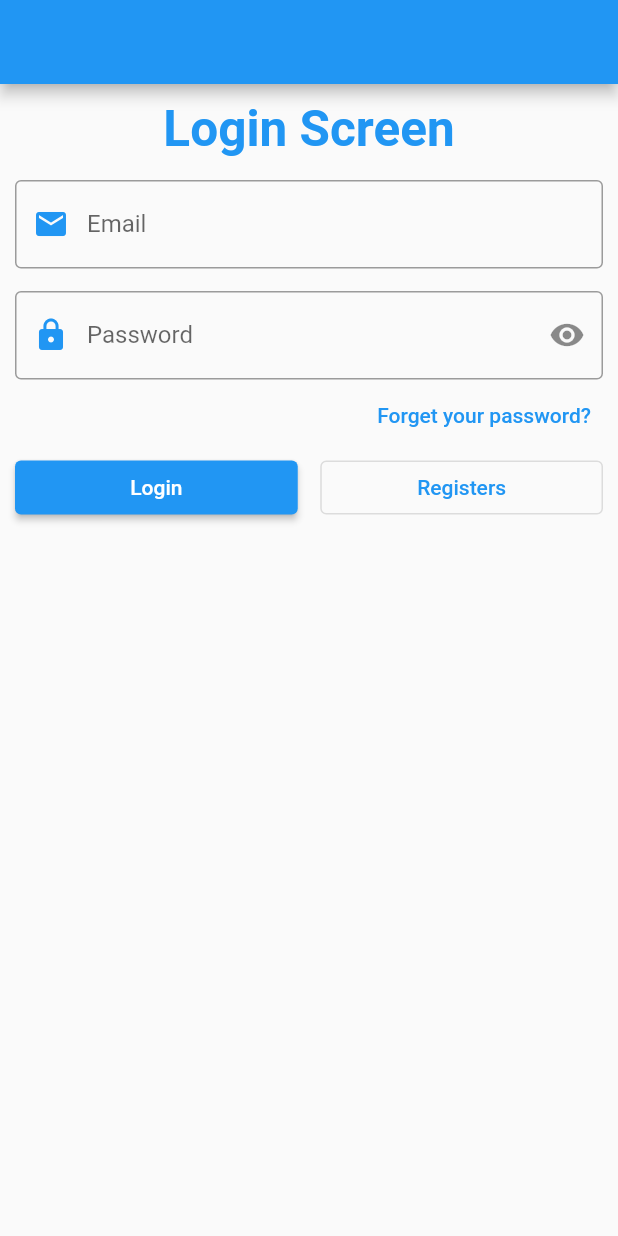
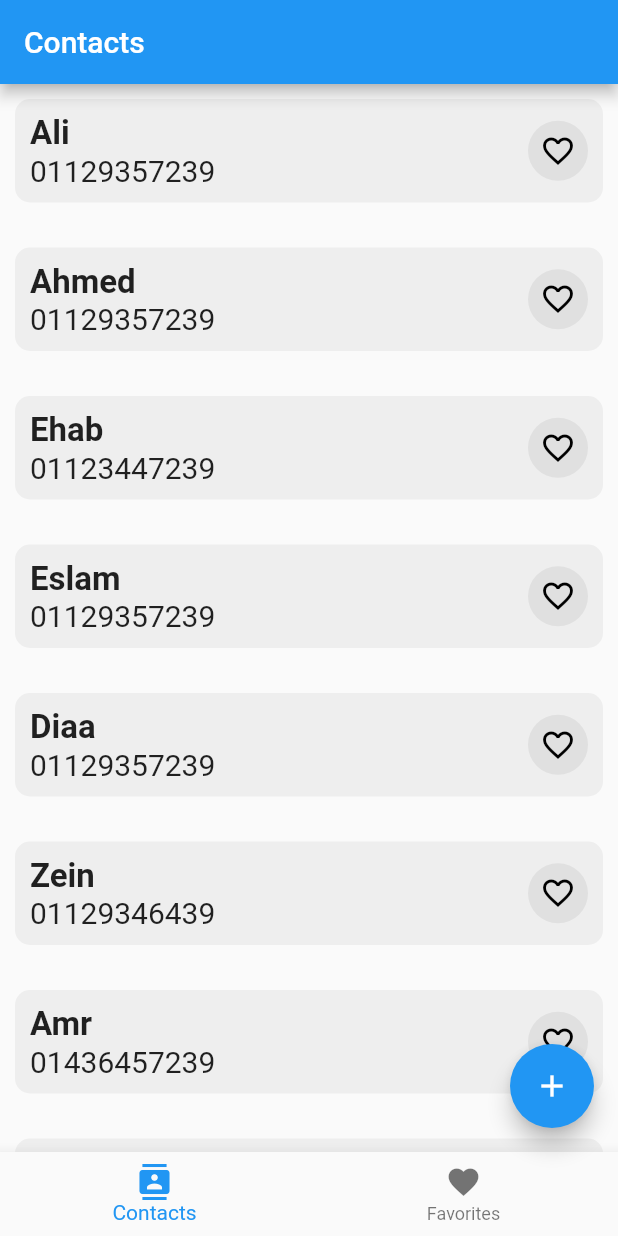
Before and after one commit to amir58/FlutterHti22G1, a Flutter app: the screen it shows after launch, on a phone screen of 412 x 824 dp. Run offline on Flutter 3.47's test engine with Material 2 defaults, Android fonts, the light colour scheme and no system bars.

Commit message:
Session 13

```diff
--- /dev/null
+++ b/lib/contacts/contacts_main_screen.dart
@@ -0,0 +1,138 @@
+import 'package:flutter/material.dart';
+import 'package:hti22one/contacts/contacts_screen.dart';
+import 'package:hti22one/contacts/favorite_screen.dart';
+
+class ContactsMainScreen extends StatefulWidget {
+  const ContactsMainScreen({Key? key}) : super(key: key);
+
+  @override
+  State<ContactsMainScreen> createState() => _ContactsMainScreenState();
+}
+
+class _ContactsMainScreenState extends State<ContactsMainScreen> {
+  List<Widget> screens = [
+    const MyContactsScreen(),
+    const ContactsFavoritesScreen(),
+  ];
+
+  List<String> titles = ["Contacts", "Favorites"];
+
+  int index = 0;
+
+  GlobalKey<ScaffoldState> scaffoldKey = new GlobalKey<ScaffoldState>();
+
+  @override
+  Widget build(BuildContext context) {
+    return Scaffold(
+      key: scaffoldKey,
+      appBar: AppBar(
+        title: Text(titles[index]),
+      ),
+      bottomNavigationBar: BottomNavigationBar(
+        onTap: (value) {
+          index = value;
+          setState(() {});
+        },
+        currentIndex: index,
+        items: const [
+          BottomNavigationBarItem(
+              icon: Icon(Icons.contacts), label: "Contacts"),
+          BottomNavigationBarItem(
+              icon: Icon(Icons.favorite), label: "Favorites"),
+        ],
+      ),
+      floatingActionButton: Visibility(
+        visible: index == 0,
+        child: FloatingActionButton(
+          onPressed: () {
+            scaffoldBottomSheet();
+          },
+          child: const Icon(Icons.add),
+        ),
+      ),
+      body: screens[index],
+    );
+  }
+
+  void bottomSheet() {
+    showModalBottomSheet(
+      context: context,
+      builder: (context) {
+        // Using Wrap makes the bottom sheet height the height of the content.
+        // Otherwise, the height will be half the height of the screen.
+        return Wrap(
+          children: [
+            const ListTile(
+              leading: Icon(Icons.share),
+              title: const Text('Share'),
+            ),
+            const ListTile(
+              leading: Icon(Icons.link),
+              title: Text('Get link'),
+            ),
+            const ListTile(
+              leading: Icon(Icons.edit),
+              title: Text('Edit name'),
+            ),
+            const ListTile(
+              leading: Icon(Icons.delete),
+              title: const Text('Delete collection'),
+            ),
+          ],
+        );
+      },
+    );
+  }
+
+  final GlobalKey<FormState> formKey = GlobalKey<FormState>();
+
+  void scaffoldBottomSheet() {
+    scaffoldKey.currentState!.showBottomSheet<void>((BuildContext context) {
+      return Container(
+        padding: const EdgeInsets.symmetric(vertical: 10, horizontal: 10),
+        color: Colors.white,
+        child: Form(
+          key: formKey,
+          child: Column(
+            mainAxisSize: MainAxisSize.min,
+            children: [
+              const SizedBox(height: 25),
+              TextFormField(
+                validator: (value) {
+                  if (value!.isEmpty) return "Name required";
+                  return null;
+                },
+                textInputAction: TextInputAction.next,
+                decoration: const InputDecoration(
+                    border: OutlineInputBorder(), hintText: "Contact Name"),
+              ),
+              const SizedBox(height: 10),
+              TextFormField(
+                validator: (value) {
+                  if (value!.isEmpty) return "Phone required";
+                  return null;
+                },
+                maxLength: 11,
+                keyboardType: TextInputType.phone,
+                decoration: const InputDecoration(
+                    border: OutlineInputBorder(), hintText: "Contact Phone"),
+              ),
+              const SizedBox(height: 10),
+              SizedBox(
+                width: double.infinity,
+                child: ElevatedButton(
+                  onPressed: () {
+                    if (formKey.currentState!.validate()) {
+                      Navigator.pop(context);
+                    }
+                  },
+                  child: const Text("Save"),
+                ),
+              )
+            ],
+          ),
+        ),
+      );
+    });
+  }
+}
--- /dev/null
+++ b/lib/contacts/contacts_screen.dart
@@ -0,0 +1,89 @@
+import 'package:flutter/material.dart';
+import 'package:hti22one/messenger/my_circle_icon_button.dart';
+
+import '../contacts_screen.dart';
+
+class MyContactsScreen extends StatefulWidget {
+  const MyContactsScreen({Key? key}) : super(key: key);
+
+  @override
+  State<MyContactsScreen> createState() => _MyContactsScreenState();
+}
+
+class _MyContactsScreenState extends State<MyContactsScreen> {
+  final List<MyContact> contacts = [
+    MyContact("Ali", "01129357239"),
+    MyContact("Ahmed", "01129357239"),
+    MyContact("Ehab", "01123447239"),
+    MyContact("Eslam", "01129357239"),
+    MyContact("Diaa", "01129357239"),
+    MyContact("Zein", "01129346439"),
+    MyContact("Amr", "01436457239"),
+    MyContact("Ali", "01129357239"),
+    MyContact("Ahmed", "01129357239"),
+    MyContact("Ehab", "01123447239"),
+    MyContact("Eslam", "01129357239"),
+    MyContact("Diaa", "01129357239"),
+    MyContact("Zein", "01129346439"),
+    MyContact("Amr", "01436457239"),
+  ];
+
+  bool favorite = false;
+
+  @override
+  Widget build(BuildContext context) {
+    return ListView.separated(
+      itemBuilder: (context, index) {
+        return buildContactItem(index);
+      },
+      separatorBuilder: (context, index) {
+        return const SizedBox(height: 10);
+      },
+      itemCount: 10,
+    );
+  }
+
+  Widget buildContactItem(int index) {
+    return Container(
+      margin: const EdgeInsets.all(10),
+      padding: const EdgeInsets.all(10),
+      decoration: BoxDecoration(
+        color: Colors.grey[200],
+        borderRadius: BorderRadius.circular(10),
+      ),
+      child: InkWell(
+        onTap: () {
+          print("Phone number => ${contacts[index].phone}");
+        },
+        child: Row(
+          children: [
+            Expanded(
+              child: Column(
+                crossAxisAlignment: CrossAxisAlignment.start,
+                children: [
+                  Text(
+                    contacts[index].name,
+                    style: const TextStyle(
+                        fontWeight: FontWeight.bold, fontSize: 22),
+                  ),
+                  Text(
+                    contacts[index].phone,
+                    style: const TextStyle(fontSize: 20),
+                  ),
+                ],
+              ),
+            ),
+            MyCircleIconButton(
+              iconData: favorite ? Icons.favorite : Icons.favorite_border,
+              color: favorite ? Colors.blue : Colors.black,
+              onPressed: () {
+                favorite = !favorite;
+                setState((){});
+              },
+            ),
+          ],
+        ),
+      ),
+    );
+  }
+}
--- /dev/null
+++ b/lib/contacts/favorite_screen.dart
@@ -0,0 +1,85 @@
+import 'package:flutter/material.dart';
+import 'package:hti22one/messenger/my_circle_icon_button.dart';
+
+import '../contacts_screen.dart';
+
+class ContactsFavoritesScreen extends StatefulWidget {
+  const ContactsFavoritesScreen({Key? key}) : super(key: key);
+
+  @override
+  State<ContactsFavoritesScreen> createState() =>
+      _ContactsFavoritesScreenState();
+}
+
+class _ContactsFavoritesScreenState extends State<ContactsFavoritesScreen> {
+  final List<MyContact> contacts = [
+    MyContact("Ali", "01129357239"),
+    MyContact("Ahmed", "01129357239"),
+    MyContact("Ehab", "01123447239"),
+    MyContact("Eslam", "01129357239"),
+    MyContact("Diaa", "01129357239"),
+    MyContact("Zein", "01129346439"),
+    MyContact("Amr", "01436457239"),
+    MyContact("Ali", "01129357239"),
+    MyContact("Ahmed", "01129357239"),
+    MyContact("Ehab", "01123447239"),
+    MyContact("Eslam", "01129357239"),
+    MyContact("Diaa", "01129357239"),
+    MyContact("Zein", "01129346439"),
+    MyContact("Amr", "01436457239"),
+  ];
+
+  @override
+  Widget build(BuildContext context) {
+    return ListView.separated(
+      itemBuilder: (context, index) {
+        return buildContactItem(index);
+      },
+      separatorBuilder: (context, index) {
+        return const SizedBox(height: 10);
+      },
+      itemCount: 10,
+    );
+  }
+
+  Widget buildContactItem(int index) {
+    return Container(
+      margin: const EdgeInsets.all(10),
+      padding: const EdgeInsets.all(10),
+      decoration: BoxDecoration(
+        color: Colors.grey[200],
+        borderRadius: BorderRadius.circular(10),
+      ),
+      child: InkWell(
+        onTap: () {
+          print("Phone number => ${contacts[index].phone}");
+        },
+        child: Row(
+          children: [
+            Expanded(
+              child: Column(
+                crossAxisAlignment: CrossAxisAlignment.start,
+                children: [
+                  Text(
+                    contacts[index].name,
+                    style: const TextStyle(
+                        fontWeight: FontWeight.bold, fontSize: 22),
+                  ),
+                  Text(
+                    contacts[index].phone,
+                    style: const TextStyle(fontSize: 20),
+                  ),
+                ],
+              ),
+            ),
+            MyCircleIconButton(
+              iconData: Icons.favorite,
+              color: Colors.blue,
+              onPressed: () {},
+            ),
+          ],
+        ),
+      ),
+    );
+  }
+}
--- a/lib/main.dart
+++ b/lib/main.dart
@@ -1,6 +1,7 @@
 import 'package:flutter/material.dart';
 import 'package:hti22one/assets_screen.dart';
 import 'package:hti22one/bmi/bmi.dart';
+import 'package:hti22one/contacts/contacts_main_screen.dart';
 import 'package:hti22one/contacts_screen.dart';
 import 'package:hti22one/messenger/messenger_screen.dart';
 import 'package:hti22one/stack.dart';
@@ -33,7 +34,7 @@ class MyApp extends StatelessWidget {
       ),
       darkTheme: ThemeData(primarySwatch: Colors.brown),
       themeMode: ThemeMode.light,
-      home: ThirdScreen(),
+      home: ContactsMainScreen(),
     );
   }
 }
--- a/lib/messenger/my_circle_icon_button.dart
+++ b/lib/messenger/my_circle_icon_button.dart
@@ -3,11 +3,13 @@ import 'package:flutter/material.dart';
 class MyCircleIconButton extends StatelessWidget {
   final IconData iconData;
   final VoidCallback? onPressed;
+  final Color color;
 
   const MyCircleIconButton({
     Key? key,
     required this.iconData,
     required this.onPressed,
+    this.color = Colors.black,
   }) : super(key: key);
 
   @override
@@ -18,7 +20,7 @@ class MyCircleIconButton extends StatelessWidget {
         onPressed: onPressed,
         icon: Icon(
           iconData,
-          color: Colors.black,
+          color: color
         ),
       ),
     );
```
